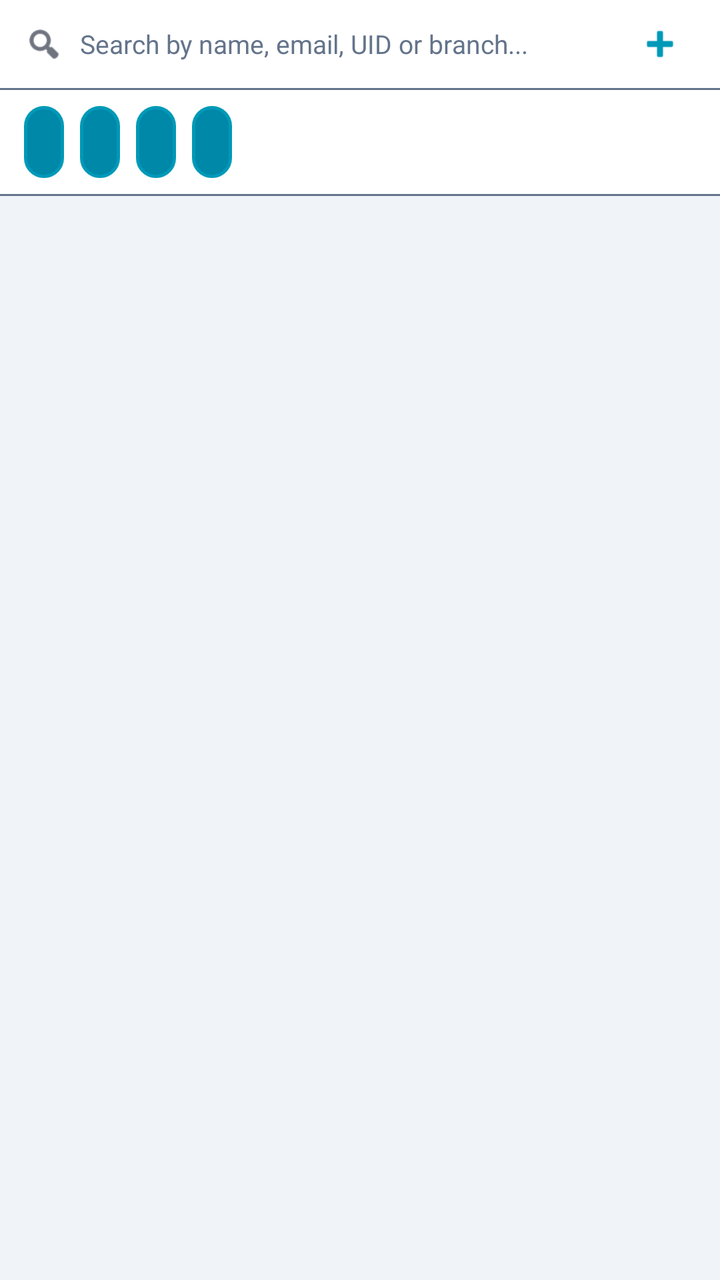
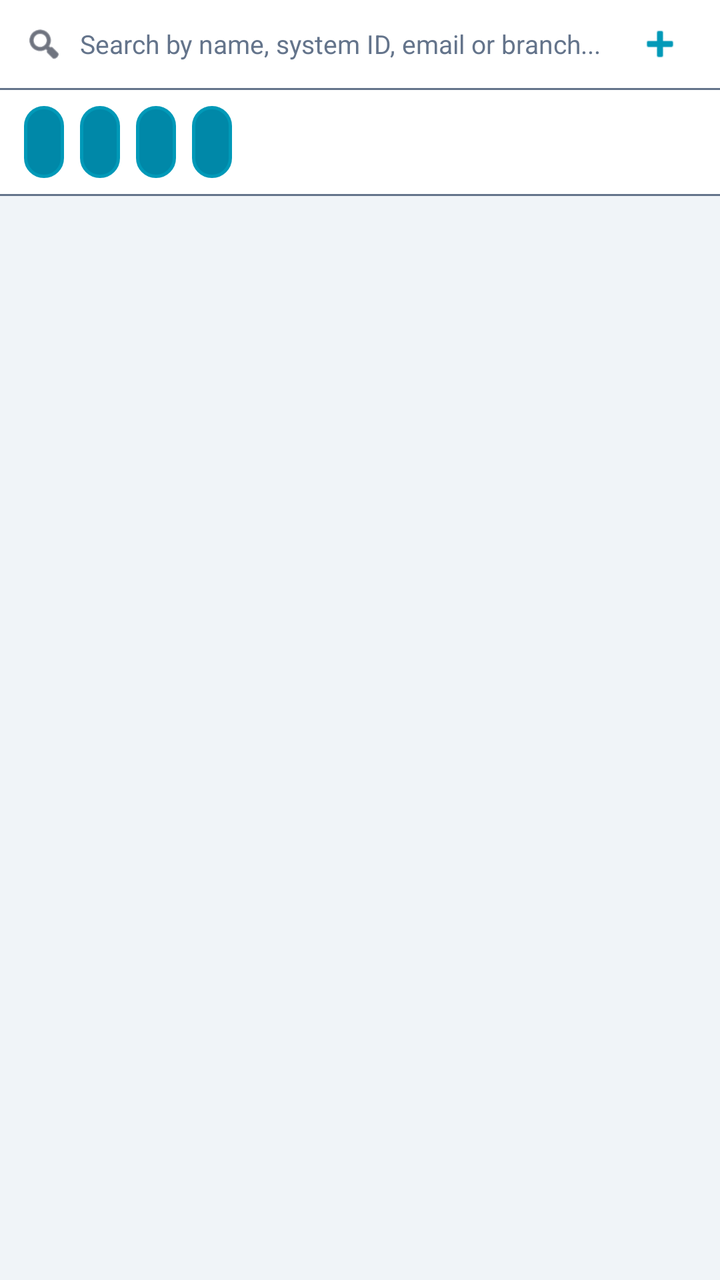

Two renders of the same Android screen: before a commit and after it. Below are the layout's source before the change and the commit's diff.
<!-- AndroidManifest.xml: application theme Theme.DataBridge -->
<!-- res/layout/fragment_employee.xml -->
<?xml version="1.0" encoding="utf-8"?>
<LinearLayout xmlns:android="http://schemas.android.com/apk/res/android"
    xmlns:app="http://schemas.android.com/apk/res-auto"
    android:layout_width="match_parent"
    android:layout_height="match_parent"
    android:orientation="vertical"
    android:background="@color/theme_bg_app">

    
    <LinearLayout
        android:layout_width="match_parent"
        android:layout_height="44dp"
        android:orientation="horizontal"
        android:gravity="center_vertical"
        android:background="@color/theme_bg_card"
        android:paddingStart="12dp"
        android:paddingEnd="12dp">

        <ImageView
            android:layout_width="20dp"
            android:layout_height="20dp"
            android:src="@android:drawable/ic_menu_search"
            android:tint="@color/theme_text_primary"
            android:layout_marginEnd="8dp" />

        <EditText
            android:id="@+id/etUserSearch"
            android:layout_width="0dp"
            android:layout_height="wrap_content"
            android:layout_weight="1"
            android:hint="Search by name, email, UID or branch..."
            android:textColor="@color/theme_text_primary"
            android:textColorHint="@color/theme_text_secondary"
            android:textSize="13sp"
            android:background="@android:color/transparent"
            android:inputType="text"
            android:imeOptions="actionSearch"
            android:singleLine="true" />

        <ImageView
            android:id="@+id/ivAddUser"
            android:layout_width="36dp"
            android:layout_height="36dp"
            android:src="@android:drawable/ic_input_add"
            android:padding="6dp"
            android:clickable="true"
            android:focusable="true"
            android:background="?attr/selectableItemBackgroundBorderless"
            android:contentDescription="Add User"
            app:tint="@color/theme_text_accent" />

    </LinearLayout>

    <View
        android:layout_width="match_parent"
        android:layout_height="1dp"
        android:background="@color/theme_text_secondary" />

    
    <HorizontalScrollView
        android:layout_width="match_parent"
        android:layout_height="52dp"
        android:background="@color/theme_bg_card"
        android:scrollbars="none">

        <LinearLayout
            android:layout_width="wrap_content"
            android:layout_height="match_parent"
            android:orientation="horizontal"
            android:gravity="center_vertical"
            android:paddingStart="12dp"
            android:paddingEnd="12dp">

            <LinearLayout
                android:layout_width="wrap_content"
                android:layout_height="wrap_content"
                android:orientation="horizontal"
                android:gravity="center_vertical"
                android:layout_marginEnd="8dp">
                <Spinner
                    android:id="@+id/spFilterStatus"
                    android:layout_width="wrap_content"
                    android:layout_height="36dp"
                    android:paddingStart="8dp"
                    android:paddingEnd="12dp"
                    android:background="@drawable/bg_employee_filter_chip"
                    android:popupTheme="@style/ThemeOverlay.AppCompat.Dark"
                    android:spinnerMode="dropdown" />
                <ImageButton
                    android:id="@+id/btnClearStatus"
                    android:layout_width="24dp"
                    android:layout_height="24dp"
                    android:background="@android:color/transparent"
                    android:src="@android:drawable/ic_menu_close_clear_cancel"
                    android:tint="@color/theme_text_accent"
                    android:visibility="gone"
                    android:padding="0dp" />
            </LinearLayout>

            <LinearLayout
                android:layout_width="wrap_content"
                android:layout_height="wrap_content"
                android:orientation="horizontal"
                android:gravity="center_vertical"
                android:layout_marginEnd="8dp">
                <Spinner
                    android:id="@+id/spFilterRole"
                    android:layout_width="wrap_content"
                    android:layout_height="36dp"
                    android:paddingStart="8dp"
                    android:paddingEnd="12dp"
                    android:background="@drawable/bg_employee_filter_chip"
                    android:popupTheme="@style/ThemeOverlay.AppCompat.Dark"
                    android:spinnerMode="dropdown" />
                <ImageButton
                    android:id="@+id/btnClearRole"
                    android:layout_width="24dp"
                    android:layout_height="24dp"
                    android:background="@android:color/transparent"
                    android:src="@android:drawable/ic_menu_close_clear_cancel"
                    android:tint="@color/theme_text_accent"
                    android:visibility="gone"
                    android:padding="0dp" />
            </LinearLayout>

            <LinearLayout
                android:layout_width="wrap_content"
                android:layout_height="wrap_content"
                android:orientation="horizontal"
                android:gravity="center_vertical"
                android:layout_marginEnd="8dp">
                <Spinner
                    android:id="@+id/spFilterDesignation"
                    android:layout_width="wrap_content"
                    android:layout_height="36dp"
                    android:paddingStart="8dp"
                    android:paddingEnd="12dp"
                    android:background="@drawable/bg_employee_filter_chip"
                    android:popupTheme="@style/ThemeOverlay.AppCompat.Dark"
                    android:spinnerMode="dropdown" />
                <ImageButton
                    android:id="@+id/btnClearDesignation"
                    android:layout_width="24dp"
                    android:layout_height="24dp"
                    android:background="@android:color/transparent"
                    android:src="@android:drawable/ic_menu_close_clear_cancel"
                    android:tint="@color/theme_text_accent"
                    android:visibility="gone"
                    android:padding="0dp" />
            </LinearLayout>

            <LinearLayout
                android:layout_width="wrap_content"
                android:layout_height="wrap_content"
                android:orientation="horizontal"
                android:gravity="center_vertical">
                <Spinner
                    android:id="@+id/spFilterBranch"
                    android:layout_width="wrap_content"
                    android:layout_height="36dp"
                    android:paddingStart="8dp"
                    android:paddingEnd="12dp"
                    android:background="@drawable/bg_employee_filter_chip"
                    android:popupTheme="@style/ThemeOverlay.AppCompat.Dark"
                    android:spinnerMode="dropdown" />
                <ImageButton
                    android:id="@+id/btnClearBranch"
                    android:layout_width="24dp"
                    android:layout_height="24dp"
                    android:background="@android:color/transparent"
                    android:src="@android:drawable/ic_menu_close_clear_cancel"
                    android:tint="@color/theme_text_accent"
                    android:visibility="gone"
                    android:padding="0dp" />
            </LinearLayout>

        </LinearLayout>
    </HorizontalScrollView>

    <View
        android:layout_width="match_parent"
        android:layout_height="1dp"
        android:background="@color/theme_text_secondary" />

    
    <FrameLayout
        android:layout_width="match_parent"
        android:layout_height="0dp"
        android:layout_weight="1">

        <ProgressBar
            android:id="@+id/pbUsersLoading"
            style="?android:attr/progressBarStyle"
            android:layout_width="wrap_content"
            android:layout_height="wrap_content"
            android:layout_gravity="center"
            android:indeterminateTint="@color/theme_text_accent"
            android:visibility="visible" />

        <androidx.recyclerview.widget.RecyclerView
            android:id="@+id/rvUsers"
            android:layout_width="match_parent"
            android:layout_height="match_parent"
            android:clipToPadding="false"
            android:paddingTop="8dp"
            android:paddingBottom="16dp"
            android:scrollbars="vertical"
            android:visibility="gone" />

        <TextView
            android:id="@+id/tvUsersEmpty"
            android:layout_width="wrap_content"
            android:layout_height="wrap_content"
            android:layout_gravity="center"
            android:text="No team members found."
            android:textColor="@color/theme_text_secondary"
            android:textSize="14sp"
            android:textAlignment="center"
            android:visibility="gone" />

    </FrameLayout>

</LinearLayout>
<!-- resources referenced by this layout -->
<resources>
  <color name="theme_bg_app">#f0f4f8</color>
  <color name="theme_bg_card">#ffffff</color>
  <color name="theme_text_accent">#0099b8</color>
  <color name="theme_text_primary">#0f172a</color>
  <color name="theme_text_secondary">#64748b</color>
  <!-- drawable bg_employee_filter_chip (drawable) -->
  <?xml version="1.0" encoding="utf-8"?>
  <shape xmlns:android="http://schemas.android.com/apk/res/android"
      android:shape="rectangle">
      <solid android:color="@color/theme_accent_dim" />
      <stroke android:width="1.5dp" android:color="@color/theme_accent" />
      <corners android:radius="12dp" />
  </shape>
  <style name="Theme.DataBridge" parent="Theme.MaterialComponents.DayNight.NoActionBar">
      <item name="colorPrimary">#00d4ff</item>
      <item name="colorPrimaryVariant">#16213e</item>
      <item name="colorOnPrimary">#ffffff</item>
      <item name="colorSecondary">#00d4ff</item>
      <item name="android:statusBarColor">#1a1a2e</item>
  </style>
  <color name="theme_accent_dim">#0088a8</color>
  <color name="theme_accent">#0099b8</color>
</resources>

<!-- the commit's change to res/layout/fragment_employee.xml (unified diff, before → after) -->
@@ -28,7 +28,7 @@
             android:layout_width="0dp"
             android:layout_height="wrap_content"
             android:layout_weight="1"
-            android:hint="Search by name, email, UID or branch..."
+            android:hint="Search by name, system ID, email or branch..."
             android:textColor="@color/theme_text_primary"
             android:textColorHint="@color/theme_text_secondary"
             android:textSize="13sp"
